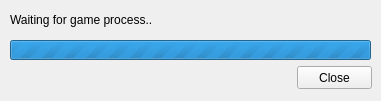
Above: src/loading_dialog.ui from emskye96/2dxcustomize before the change. Below: the same form after it.
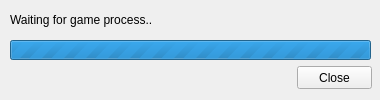
That is the form after the change. Icons and pictures are not drawn.

Commit message: Use minimumSize & maximumSize rather than calling setFixedSize.

```diff
--- a/src/loading_dialog.ui
+++ b/src/loading_dialog.ui
@@ -9,10 +9,22 @@
    <rect>
     <x>0</x>
     <y>0</y>
-    <width>381</width>
-    <height>101</height>
+    <width>380</width>
+    <height>100</height>
    </rect>
   </property>
+  <property name="minimumSize">
+   <size>
+    <width>380</width>
+    <height>100</height>
+   </size>
+  </property>
+  <property name="maximumSize">
+   <size>
+    <width>380</width>
+    <height>100</height>
+   </size>
+  </property>
   <property name="windowTitle">
    <string>2dxcustomize</string>
   </property>
```
The commit also changes 3 other files.
